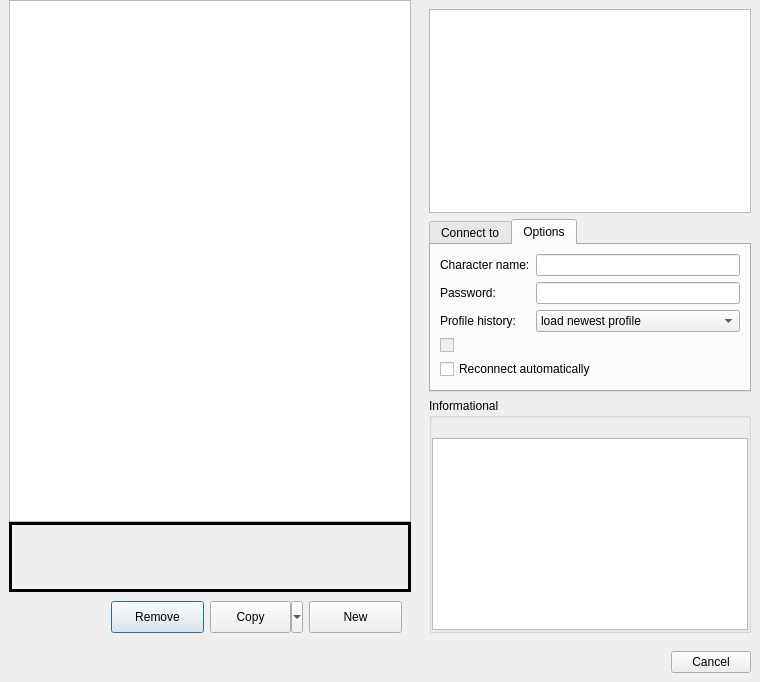
Old version of the form src/ui/connection_profiles.ui in the repository MTSowbug/Mudlet_Protuna.
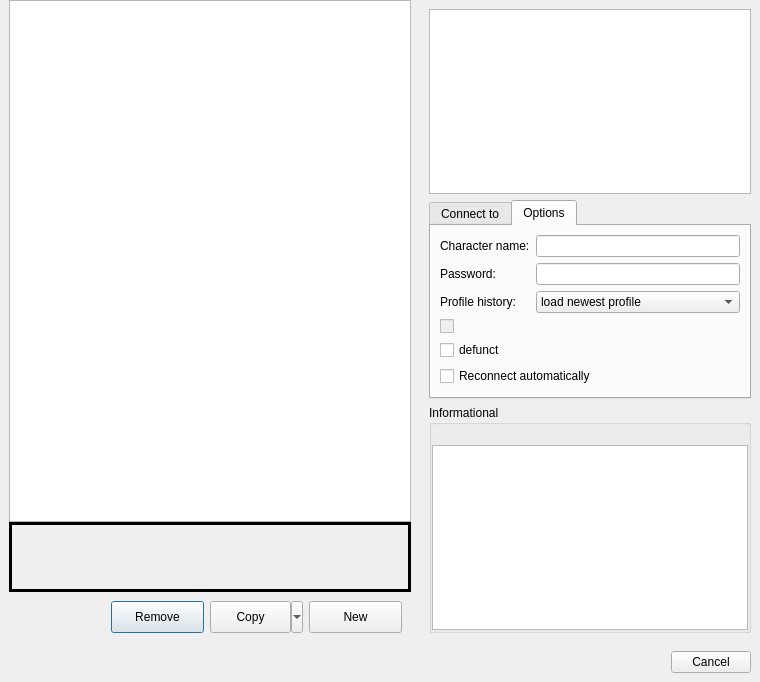
New version of the form. The open tabs and pages were chosen to show the change. Icons and pictures are not drawn.

```diff
--- a/src/ui/connection_profiles.ui
+++ b/src/ui/connection_profiles.ui
@@ -747,7 +747,7 @@
                </property>
               </widget>
              </item>
-             <!-- <item row="4" column="0" colspan="2">
+             <item row="4" column="0" colspan="2">
               <widget class="QCheckBox" name="autologin_checkBox">
                <property name="sizePolicy">
                 <sizepolicy hsizetype="Maximum" vsizetype="Fixed">
@@ -755,7 +755,7 @@
                  <verstretch>0</verstretch>
                 </sizepolicy>
                </property>
-               <property name="toolTip">
+               <!-- <property name="toolTip">
                 <string>With this enabled, Mudlet will automatically start and connect on this profile when it is launched</string>
                </property>
                <property name="accessibleName">
@@ -763,16 +763,17 @@
                </property>
                <property name="accessibleDescription">
                 <string>Automatically start this profile when Mudlet is run</string>
-               </property>
+               </property> -->
                <property name="layoutDirection">
                 <enum>Qt::LeftToRight</enum>
                </property>
                <property name="text">
-                <string>Open profile on Mudlet start</string> 
+                <!-- <string>Open profile on Mudlet start</string>  -->
+                <string>defunct</string> 
                </property>
               </widget>
-             </item> -->
-             <item row="4" column="0" colspan="2">
+             </item>
+             <item row="5" column="0" colspan="2">
               <widget class="QCheckBox" name="auto_reconnect">
                <property name="accessibleName">
                 <string>Auto-reconnect</string>
```
